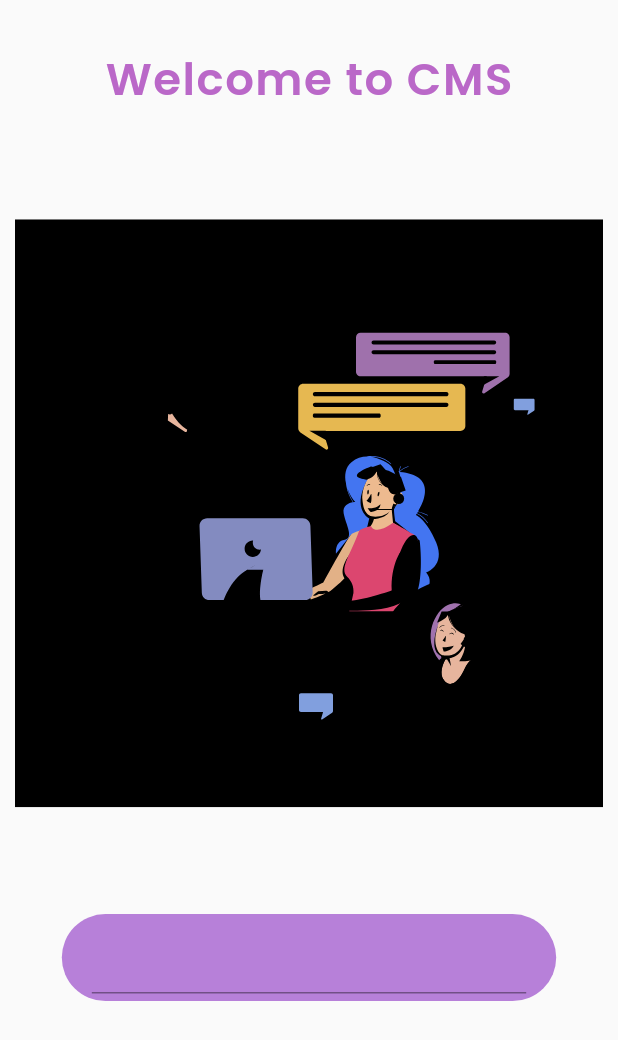
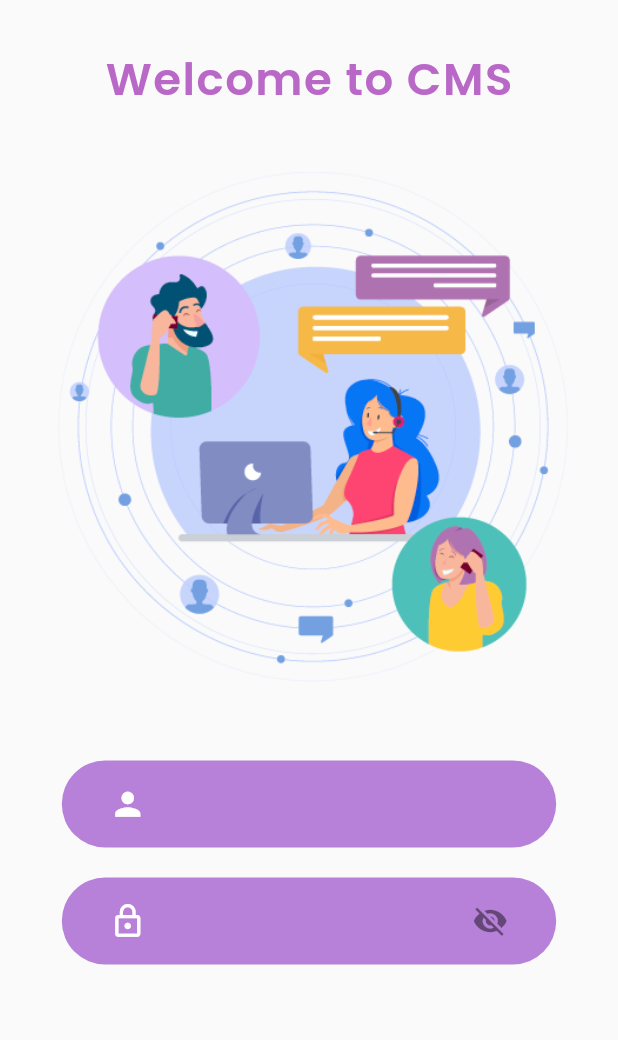
Before and after one commit to shrijal313/client-management-system, a Flutter app: the screen it shows after launch, on a phone screen of 412 x 824 dp. Shown: the top 1040 px of the screen. Run offline on Flutter 3.47's test engine with Material 2 defaults, Android fonts, the phone set to English and light mode, and no system bars; our stand-ins replace google_fonts.

Commit message:
email and password field container added

```diff
--- a/lib/screen/login.dart
+++ b/lib/screen/login.dart
@@ -1,5 +1,7 @@
+import 'package:cms/widgets/emailFieldForm.dart';
+import 'package:cms/widgets/paswordFieldForm.dart';
 import 'package:flutter/material.dart';
-import 'package:flutter_svg/flutter_svg.dart';
+// import 'package:flutter_svg/flutter_svg.dart';
 import 'package:google_fonts/google_fonts.dart';
 
 class LoginScreen extends StatefulWidget {
@@ -28,23 +30,19 @@ class _LoginScreenState extends State<LoginScreen> {
                         letterSpacing: 1,
                       ))),
                 ),
-                SvgPicture.asset(
-                  "asset/images/front.svg",
-                  height: MediaQuery.of(context).size.height * .6,
+                Image(image:
+                AssetImage("asset/images/front.png"),
                 ),
+                // SvgPicture.asset(
+                //   "asset/images/login.svg",
+                //   color: Colors.white,
+                //   height: MediaQuery.of(context).size.height * .6,
+                // ),
                 SizedBox(
                   height: 10,
                 ),
-                Container(
-                    width: MediaQuery.of(context).size.width * .8,
-                    margin: EdgeInsets.all(10),
-                    padding: EdgeInsets.symmetric(horizontal: 20, vertical: 5),
-                    decoration: BoxDecoration(
-                        borderRadius: BorderRadius.circular(30),
-                        color: Color(0xffb780d9)),
-                    child: TextField(
-                      keyboardType: TextInputType.emailAddress,
-                    )),
+                EmailFieldContainer(),
+                PasswordFieldContainer(),
               ],
             ),
           ),
--- /dev/null
+++ b/lib/widgets/emailFieldForm.dart
@@ -0,0 +1,36 @@
+import 'package:flutter/material.dart';
+import 'package:google_fonts/google_fonts.dart';
+
+class EmailFieldContainer extends StatelessWidget {
+
+  const EmailFieldContainer({
+    Key key,
+  }) : super(key: key);
+
+  @override
+  Widget build(BuildContext context) {
+    return Container(
+        width: MediaQuery.of(context).size.width * .8,
+        margin: EdgeInsets.all(10),
+        padding: EdgeInsets.symmetric(horizontal: 20, vertical: 5),
+        decoration: BoxDecoration(
+            borderRadius: BorderRadius.circular(30),
+            color: Color(0xffb780d9)),
+        child: TextField(
+
+          cursorColor: Colors.white,
+          keyboardType: TextInputType.emailAddress,
+          style: GoogleFonts.poppins(
+            textStyle:  TextStyle(color: Colors.white,
+         ),
+          ),
+          decoration: InputDecoration(
+            border: InputBorder.none,
+            prefixIcon: Icon(Icons.person, color: Colors.white, size: 25),
+
+
+
+          ),
+        ));
+  }
+}
--- /dev/null
+++ b/lib/widgets/paswordFieldForm.dart
@@ -0,0 +1,36 @@
+import 'package:flutter/material.dart';
+import 'package:google_fonts/google_fonts.dart';
+
+class PasswordFieldContainer extends StatelessWidget {
+
+  const PasswordFieldContainer({
+    Key key,
+  }) : super(key: key);
+
+  @override
+  Widget build(BuildContext context) {
+    return Container(
+        width: MediaQuery.of(context).size.width * .8,
+        margin: EdgeInsets.all(10),
+        padding: EdgeInsets.symmetric(horizontal: 20, vertical: 5),
+        decoration: BoxDecoration(
+            borderRadius: BorderRadius.circular(30),
+            color: Color(0xffb780d9)),
+        child: TextField(
+          obscureText: true,
+          cursorColor: Colors.white,
+          keyboardType: TextInputType.visiblePassword,
+          style: GoogleFonts.poppins(
+            textStyle:  TextStyle(color: Colors.white,
+         ),
+          ),
+          decoration: InputDecoration(
+            border: InputBorder.none,
+            prefixIcon: Icon(Icons.lock_outline, color: Colors.white, size: 25),
+            suffixIcon: Icon(Icons.visibility_off),
+
+
+          ),
+        ));
+  }
+}
--- a/pubspec.yaml
+++ b/pubspec.yaml
@@ -50,6 +50,7 @@ flutter:
   # To add assets to your application, add an assets section, like this:
   assets:
     - asset/images/
+    - asset/images/login.svg
   #   - images/a_dot_ham.jpeg
 
   # An image asset can refer to one or more resolution-specific "variants", see
```
Also changed, not shown: asset/images/front.svg, asset/images/login.svg (added).
